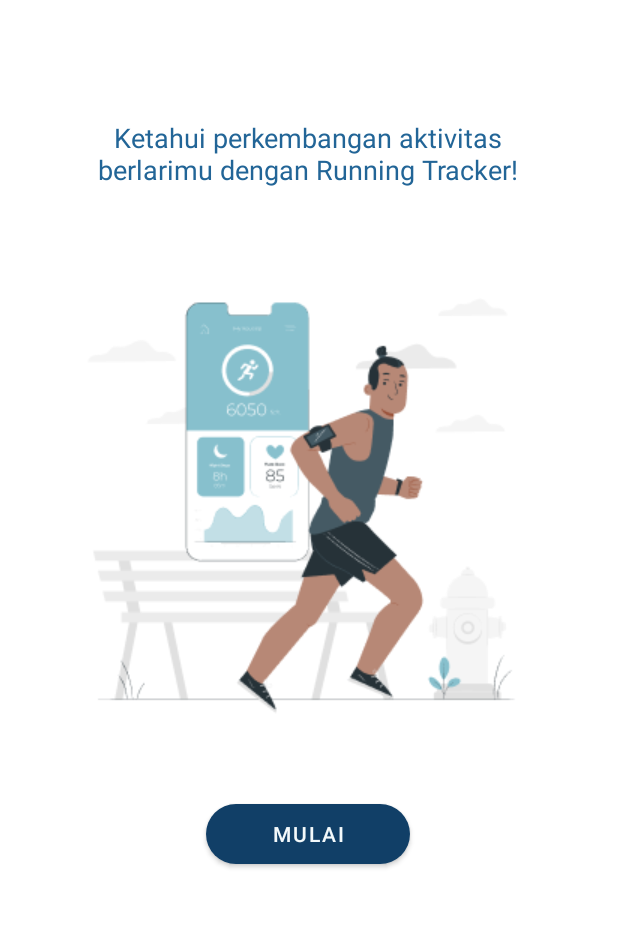
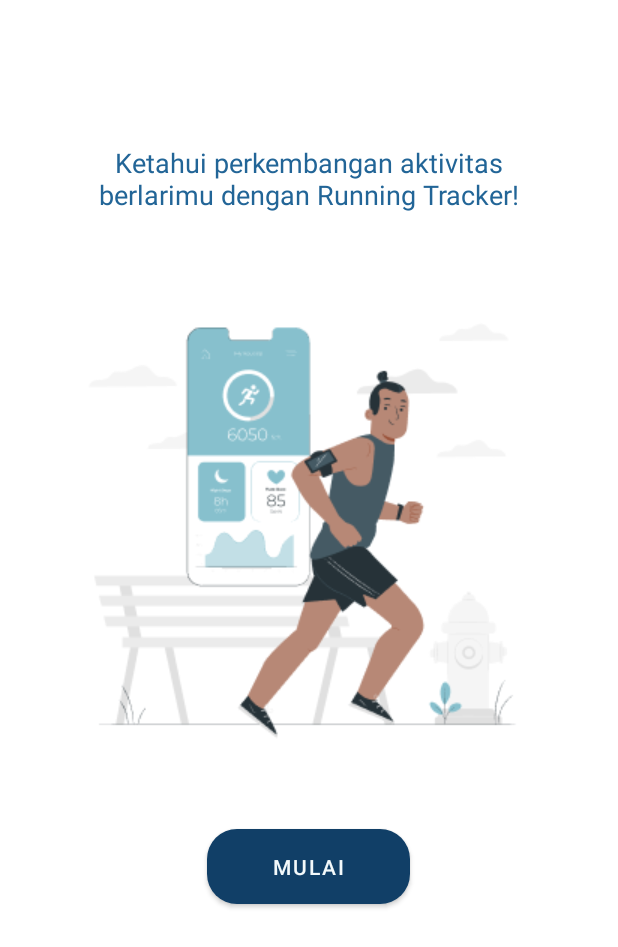
Before and after one commit to azrafebrian/RunningTrackerApp, an Android app: the screen it shows after launch (OnboardActivity), on a phone screen of 412 x 824 dp. Shown: the top 947 px of the screen. Run offline under Robolectric (Android 15) with nearby library versions, the phone set to English and light mode, and no system bars; our stand-ins replace Firebase (no records; nobody signed in at launch, a user with empty details on screens opened directly); Roboto replaces fonts that are not available here.

Commit message:
Fix layout, update build, adjust manifest

```diff
--- a/app/build.gradle
+++ b/app/build.gradle
@@ -11,6 +11,7 @@ android {
         applicationId "com.example.runningtrackerapp"
         minSdkVersion 16
         targetSdkVersion 30
+        multiDexEnabled true
         versionCode 1
         versionName "1.0"
 
@@ -40,9 +41,11 @@ dependencies {
     implementation 'androidx.annotation:annotation:1.2.0'
     implementation 'androidx.lifecycle:lifecycle-livedata-ktx:2.3.1'
     implementation 'androidx.lifecycle:lifecycle-viewmodel-ktx:2.3.1'
+    implementation "androidx.multidex:multidex:2.0.1"
     implementation 'com.google.firebase:firebase-auth:21.0.1'
     implementation 'com.google.firebase:firebase-database:20.0.0'
     implementation 'androidx.legacy:legacy-support-v4:1.0.0'
+    implementation 'com.google.android.gms:play-services-maps:17.0.1'
     testImplementation 'junit:junit:4.+'
     androidTestImplementation 'androidx.test.ext:junit:1.1.2'
     androidTestImplementation 'androidx.test.espresso:espresso-core:3.3.0'
--- a/app/src/main/res/layout/activity_onboard.xml
+++ b/app/src/main/res/layout/activity_onboard.xml
@@ -4,38 +4,37 @@
     xmlns:app="http://schemas.android.com/apk/res-auto"
     android:layout_width="match_parent"
     android:layout_height="match_parent"
-    android:layout_gravity="center_vertical">
+    android:layout_margin="16dp"
+    android:layout_gravity="center"
+    android:orientation="vertical">
 
     <ImageView
         android:id="@+id/onboard_image"
-        android:layout_width="320dp"
-        android:layout_height="320dp"
+        android:layout_centerHorizontal="true"
+        android:layout_width="wrap_content"
+        android:layout_height="wrap_content"
         android:layout_below="@+id/onboard_title"
-        android:layout_alignParentLeft="true"
-        android:layout_marginLeft="45dp"
-        android:layout_marginTop="45dp"
         android:background="@drawable/ic_onboard_image" />
 
     <TextView
         android:id="@+id/onboard_title"
+        android:layout_centerHorizontal="true"
+        android:textAlignment="center"
+        android:gravity="center"
         android:layout_width="300dp"
         android:layout_height="wrap_content"
-        android:layout_alignParentLeft="true"
-        android:layout_alignParentTop="true"
-        android:layout_marginLeft="55dp"
-        android:layout_marginTop="79dp"
-        android:gravity="center_horizontal|top"
+        android:layout_marginTop="80dp"
+        android:layout_marginBottom="45dp"
         android:text="@string/onboard_text"
         android:textAppearance="@style/onboard_style" />
 
     <Button
         android:id="@+id/onboard_button"
-        android:layout_width="136dp"
-        android:layout_height="40dp"
+        android:layout_centerHorizontal="true"
+        android:layout_width="135dp"
+        android:layout_height="50dp"
+        android:layout_marginTop="45dp"
         android:layout_below="@+id/onboard_image"
-        android:layout_alignParentLeft="true"
-        android:layout_marginLeft="137dp"
-        android:layout_marginTop="45dp"
         android:background="@drawable/onboard_button"
         android:text="Mulai"
         android:onClick="loginMenu"/>
--- a/app/src/main/res/values/strings.xml
+++ b/app/src/main/res/values/strings.xml
@@ -18,4 +18,5 @@
     <string name="pengaturan">Pengaturan</string>
     <string name="baca_artikel">Baca Artikel</string>
     <string name="hello_blank_fragment">Article</string>
+    <string name="title_activity_maps">Map</string>
 </resources>
```
Also changed, not shown: app/src/main/AndroidManifest.xml (+25 -1 lines), app/src/main/res/layout/activity_pengaturan.xml (+13 -7 lines).
